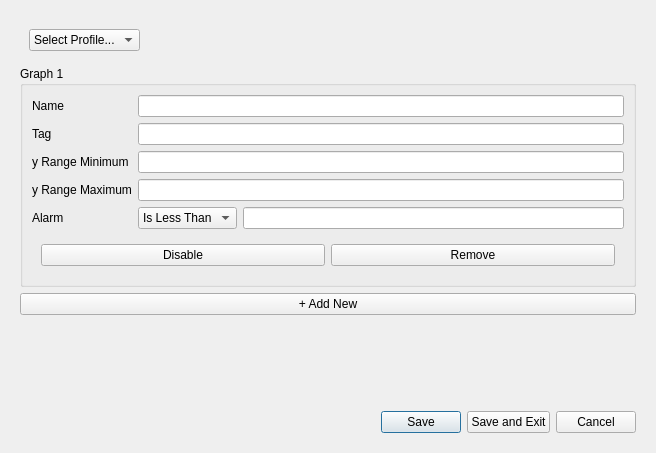
Qt form alarms_graphs.ui (janFiedler1/python-PLC-interface) before a commit.
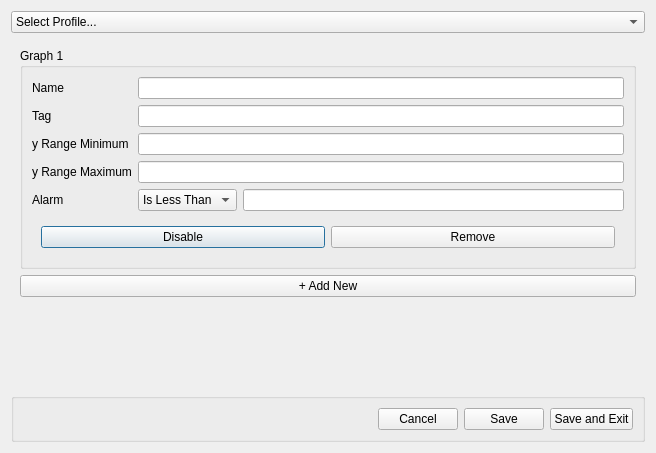
The same form after that commit.

Commit message: change ui, add ui fix bash script

```diff
--- a/alarms_graphs.ui
+++ b/alarms_graphs.ui
@@ -13,54 +13,17 @@
   <property name="windowTitle">
    <string>Dialog</string>
   </property>
-  <layout class="QGridLayout" name="gridLayout">
-   <item row="1" column="0">
-    <widget class="QGroupBox" name="groupBox_3">
-     <property name="styleSheet">
-      <string notr="true">QGroupBox {border: 0}</string>
-     </property>
-     <property name="title">
-      <string/>
-     </property>
-     <layout class="QHBoxLayout" name="horizontalLayout_2">
-      <item>
-       <spacer name="horizontalSpacer_2">
-        <property name="orientation">
-         <enum>Qt::Orientation::Horizontal</enum>
-        </property>
-        <property name="sizeHint" stdset="0">
-         <size>
-          <width>40</width>
-          <height>20</height>
-         </size>
-        </property>
-       </spacer>
-      </item>
-      <item>
-       <widget class="QPushButton" name="pushButton_4">
-        <property name="text">
-         <string>Save</string>
-        </property>
-       </widget>
-      </item>
-      <item>
-       <widget class="QPushButton" name="pushButton_3">
-        <property name="text">
-         <string>Save and Exit</string>
-        </property>
-       </widget>
-      </item>
-      <item>
-       <widget class="QPushButton" name="pushButton">
-        <property name="text">
-         <string>Cancel</string>
-        </property>
-       </widget>
-      </item>
-     </layout>
+  <layout class="QVBoxLayout" name="verticalLayout_2">
+   <item>
+    <widget class="QComboBox" name="select_graph_profile_dropdown">
+     <item>
+      <property name="text">
+       <string>Select Profile...</string>
+      </property>
+     </item>
     </widget>
    </item>
-   <item row="0" column="0">
+   <item>
     <widget class="QScrollArea" name="scrollArea">
      <property name="layoutDirection">
       <enum>Qt::LayoutDirection::LeftToRight</enum>
@@ -68,6 +31,9 @@
      <property name="styleSheet">
       <string notr="true">QScrollArea { border: 0; }</string>
      </property>
+     <property name="horizontalScrollBarPolicy">
+      <enum>Qt::ScrollBarPolicy::ScrollBarAlwaysOff</enum>
+     </property>
      <property name="widgetResizable">
       <bool>true</bool>
      </property>
@@ -80,7 +46,7 @@
         <x>0</x>
         <y>0</y>
         <width>638</width>
-        <height>331</height>
+        <height>283</height>
        </rect>
       </property>
       <property name="sizePolicy">
@@ -90,40 +56,6 @@
        </sizepolicy>
       </property>
       <layout class="QVBoxLayout" name="verticalLayout">
-       <item>
-        <widget class="QGroupBox" name="groupBox_2">
-         <property name="styleSheet">
-          <string notr="true">QGroupBox {border: 0}</string>
-         </property>
-         <property name="title">
-          <string/>
-         </property>
-         <layout class="QGridLayout" name="gridLayout_3">
-          <item row="1" column="1">
-           <spacer name="horizontalSpacer">
-            <property name="orientation">
-             <enum>Qt::Orientation::Horizontal</enum>
-            </property>
-            <property name="sizeHint" stdset="0">
-             <size>
-              <width>577</width>
-              <height>20</height>
-             </size>
-            </property>
-           </spacer>
-          </item>
-          <item row="1" column="0">
-           <widget class="QComboBox" name="comboBox">
-            <item>
-             <property name="text">
-              <string>Select Profile...</string>
-             </property>
-            </item>
-           </widget>
-          </item>
-         </layout>
-        </widget>
-       </item>
        <item>
         <widget class="QGroupBox" name="graph_settings_x">
          <property name="sizePolicy">
@@ -276,6 +208,55 @@
      </widget>
     </widget>
    </item>
+   <item>
+    <widget class="QGroupBox" name="groupBox_2">
+     <property name="sizePolicy">
+      <sizepolicy hsizetype="Preferred" vsizetype="Fixed">
+       <horstretch>0</horstretch>
+       <verstretch>0</verstretch>
+      </sizepolicy>
+     </property>
+     <property name="title">
+      <string/>
+     </property>
+     <layout class="QHBoxLayout" name="horizontalLayout_3">
+      <item>
+       <spacer name="horizontalSpacer_2">
+        <property name="orientation">
+         <enum>Qt::Orientation::Horizontal</enum>
+        </property>
+        <property name="sizeHint" stdset="0">
+         <size>
+          <width>353</width>
+          <height>20</height>
+         </size>
+        </property>
+       </spacer>
+      </item>
+      <item>
+       <widget class="QPushButton" name="cancel_graph_modal_button">
+        <property name="text">
+         <string>Cancel</string>
+        </property>
+       </widget>
+      </item>
+      <item>
+       <widget class="QPushButton" name="save_graph_modal_button">
+        <property name="text">
+         <string>Save</string>
+        </property>
+       </widget>
+      </item>
+      <item>
+       <widget class="QPushButton" name="save_exit_graph_modal_button">
+        <property name="text">
+         <string>Save and Exit</string>
+        </property>
+       </widget>
+      </item>
+     </layout>
+    </widget>
+   </item>
   </layout>
  </widget>
  <resources/>
```
Left out of the diff: 16 changed lines with no effect on the pictures. The commit also changes 6 other files.
